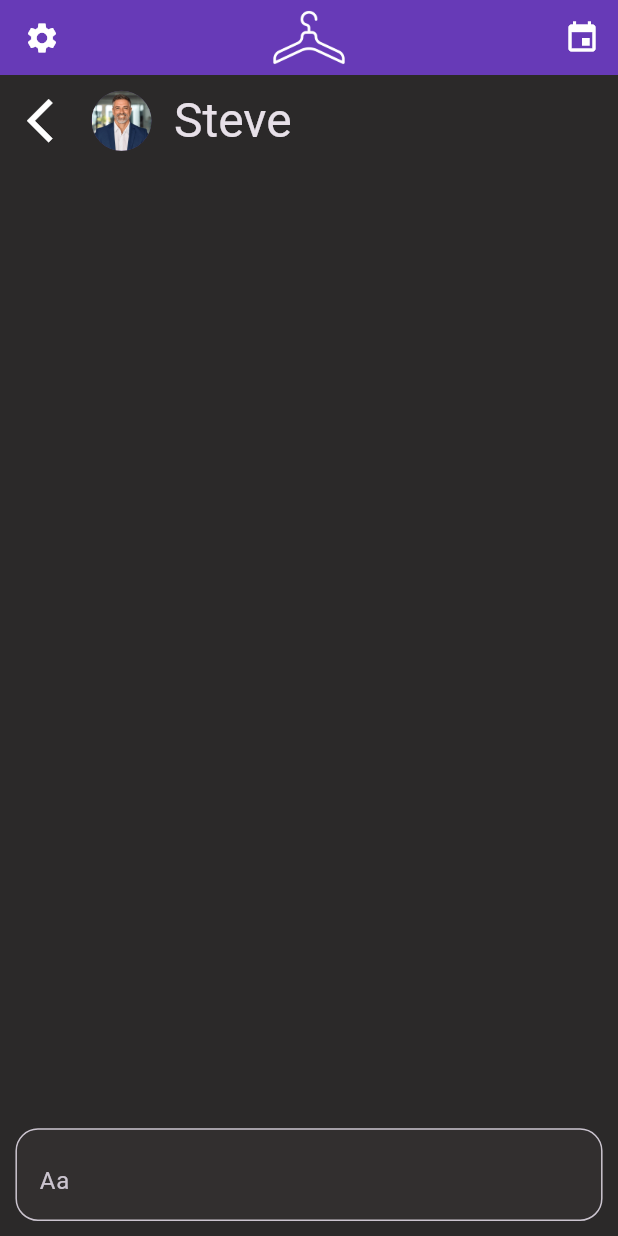
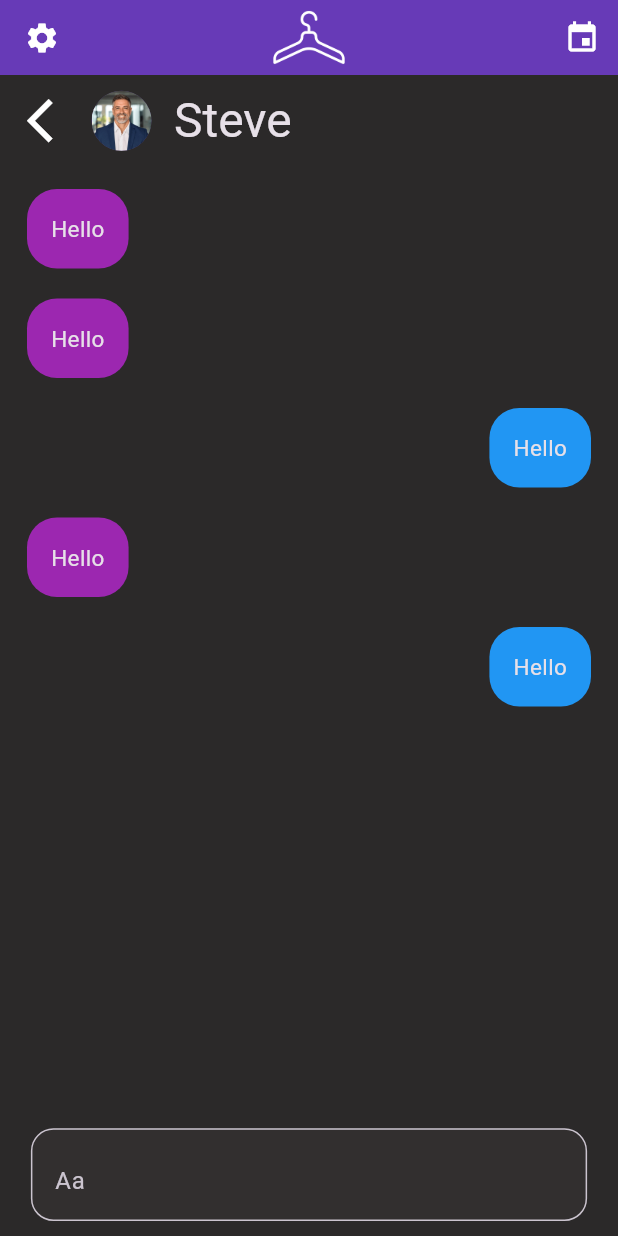
Before and after one commit to Fiversity-1/StyleSwap, a Flutter app: the MessageChat screen opened by its route, on a phone screen of 412 x 824 dp. Run offline on Flutter 3.47's test engine with Material 3 defaults, Android fonts, the light colour scheme and no system bars; our stand-ins replace flutter_card_swiper, flutter_hooks, image_picker, lottie, reorderable_grid_view; missing offline and left inert: flutter_reorderable_grid_view, tutorial_coach_mark.

```diff
--- a/lib/features/messaging/messagechat.dart
+++ b/lib/features/messaging/messagechat.dart
@@ -12,8 +12,11 @@ class MessageChat extends StatefulWidget {
 
 class _MessageChatState extends State<MessageChat> {
   final _sendText = TextEditingController();
+  final _scroller = ScrollController();
   @override
   Widget build(BuildContext context) {
+    double height = MediaQuery.of(context).size.height;
+    double width = MediaQuery.of(context).size.width;
     return Scaffold(
       appBar: const PreferredSize(
         preferredSize: Size.fromHeight(50),
@@ -51,6 +54,44 @@ class _MessageChatState extends State<MessageChat> {
                   ),
                 ],
               ),
+              //https://www.freecodecamp.org/news/build-a-chat-app-ui-with-flutter/ modified
+              Expanded(
+                child: Padding(
+                  padding: EdgeInsets.only(bottom: height * 0.074),
+                  child: ListView.builder(
+                    itemCount: messages.length,
+                    shrinkWrap: true,
+                    controller: _scroller,
+
+                    padding: const EdgeInsets.only(top: 10, bottom: 10),
+                    //physics: const NeverScrollableScrollPhysics(),
+                    itemBuilder: (context, index) {
+                      return Container(
+                        padding: const EdgeInsets.only(
+                            left: 18, right: 18, top: 10, bottom: 10),
+                        child: Align(
+                          alignment: (messages[index].messageType == "receiver"
+                              ? Alignment.topLeft
+                              : Alignment.topRight),
+                          child: Container(
+                            decoration: BoxDecoration(
+                              borderRadius: BorderRadius.circular(20),
+                              color: (messages[index].messageType == "receiver"
+                                  ? Colors.purple
+                                  : Colors.blue),
+                            ),
+                            padding: const EdgeInsets.all(16),
+                            child: Text(
+                              messages[index].messageContent,
+                              style: const TextStyle(fontSize: 15),
+                            ),
+                          ),
+                        ),
+                      );
+                    },
+                  ),
+                ),
+              )
             ],
           ),
           Center(
@@ -60,8 +101,8 @@ class _MessageChatState extends State<MessageChat> {
                 Padding(
                   padding: const EdgeInsets.only(bottom: 10),
                   child: SizedBox(
-                    height: MediaQuery.of(context).size.height * 0.075,
-                    width: MediaQuery.of(context).size.width * 0.95,
+                    height: height * 0.075,
+                    width: width * 0.9,
                     child: TextField(
                       scrollPhysics: const NeverScrollableScrollPhysics(),
                       controller: _sendText,
@@ -74,7 +115,15 @@ class _MessageChatState extends State<MessageChat> {
                         suffix: IconButton(
                           icon: const Icon(Icons.send),
                           onPressed: () {
+                            setState(() => messages.add(ChatMessage(
+                                messageContent: "test",
+                                messageType: "sender")));
                             _sendText.clear();
+                            _scroller.animateTo(
+                              _scroller.position.maxScrollExtent,
+                              curve: Curves.easeOut,
+                              duration: const Duration(milliseconds: 500),
+                            );
                           },
                         ),
                       ),
@@ -89,3 +138,17 @@ class _MessageChatState extends State<MessageChat> {
     );
   }
 }
+
+class ChatMessage {
+  String messageContent;
+  String messageType;
+  ChatMessage({required this.messageContent, required this.messageType});
+}
+
+List<ChatMessage> messages = [
+  ChatMessage(messageContent: "Hello", messageType: "receiver"),
+  ChatMessage(messageContent: "Hello", messageType: "receiver"),
+  ChatMessage(messageContent: "Hello", messageType: "sender"),
+  ChatMessage(messageContent: "Hello", messageType: "receiver"),
+  ChatMessage(messageContent: "Hello", messageType: "sender"),
+];
```
